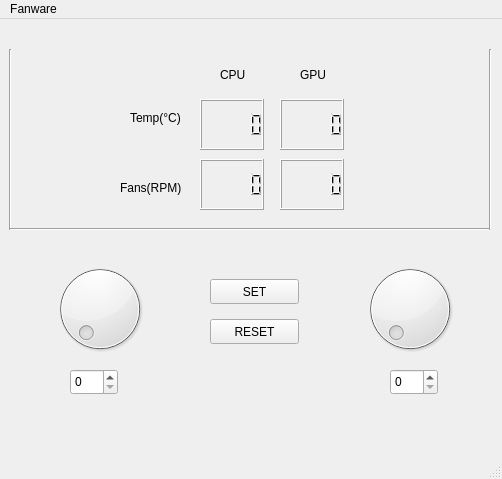
madhavpcm/DellG5SE-Fan-Linux, file untitled/mainwindow.ui: the form before one commit.
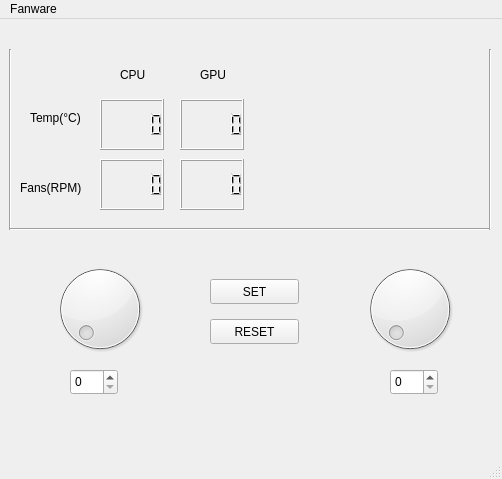
The form after the commit. Icons and pictures are not drawn. Custom widgets are drawn as their Qt base class.

What changed in the file:
```diff
--- a/untitled/mainwindow.ui
+++ b/untitled/mainwindow.ui
@@ -17,7 +17,7 @@
    <widget class="QLCDNumber" name="cpu_temp">
     <property name="geometry">
      <rect>
-      <x>200</x>
+      <x>100</x>
       <y>80</y>
       <width>64</width>
       <height>51</height>
@@ -27,7 +27,7 @@
    <widget class="QLCDNumber" name="cpu_rpm">
     <property name="geometry">
      <rect>
-      <x>200</x>
+      <x>100</x>
       <y>140</y>
       <width>64</width>
       <height>51</height>
@@ -37,7 +37,7 @@
    <widget class="QLCDNumber" name="gpu_rpm">
     <property name="geometry">
      <rect>
-      <x>280</x>
+      <x>180</x>
       <y>140</y>
       <width>64</width>
       <height>51</height>
@@ -47,7 +47,7 @@
    <widget class="QLCDNumber" name="gpu_temp">
     <property name="geometry">
      <rect>
-      <x>280</x>
+      <x>180</x>
       <y>80</y>
       <width>64</width>
       <height>51</height>
@@ -57,7 +57,7 @@
    <widget class="QLabel" name="temp">
     <property name="geometry">
      <rect>
-      <x>130</x>
+      <x>30</x>
       <y>90</y>
       <width>61</width>
       <height>17</height>
@@ -70,7 +70,7 @@
    <widget class="QLabel" name="rpm">
     <property name="geometry">
      <rect>
-      <x>120</x>
+      <x>20</x>
       <y>160</y>
       <width>71</width>
       <height>17</height>
@@ -109,7 +109,7 @@
    <widget class="QLabel" name="cpu">
     <property name="geometry">
      <rect>
-      <x>220</x>
+      <x>120</x>
       <y>40</y>
       <width>41</width>
       <height>31</height>
@@ -122,7 +122,7 @@
    <widget class="QLabel" name="gpu">
     <property name="geometry">
      <rect>
-      <x>300</x>
+      <x>200</x>
       <y>40</y>
       <width>41</width>
       <height>31</height>
```
Left out of the diff: 71 changed lines with no effect on the pictures.
